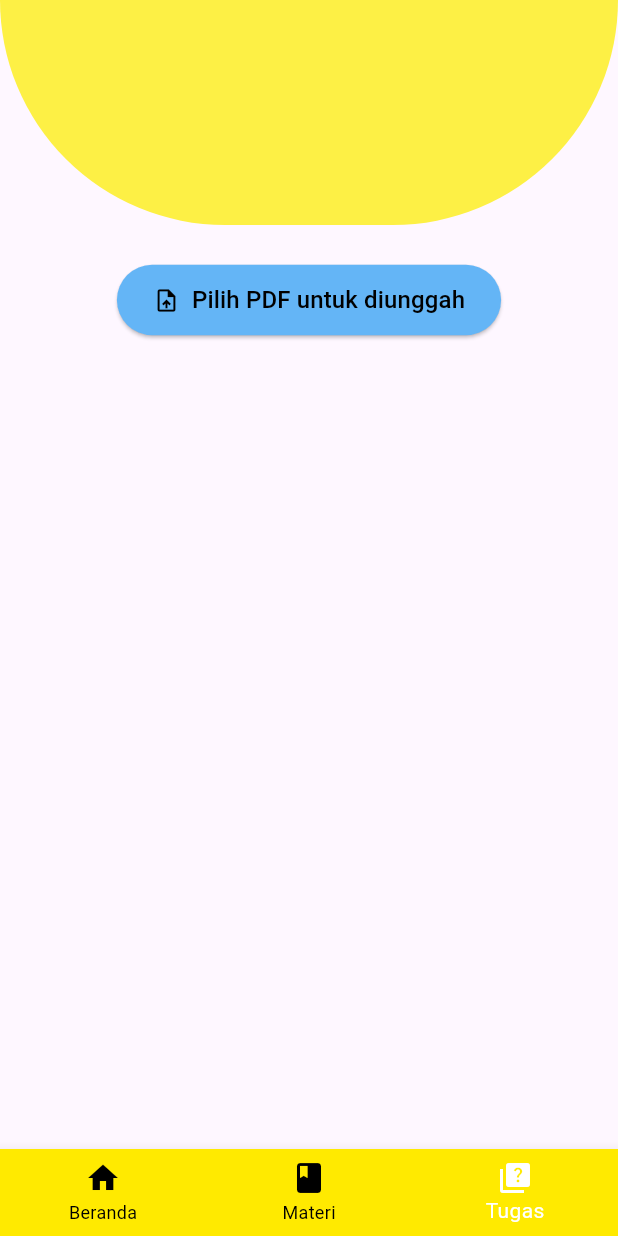
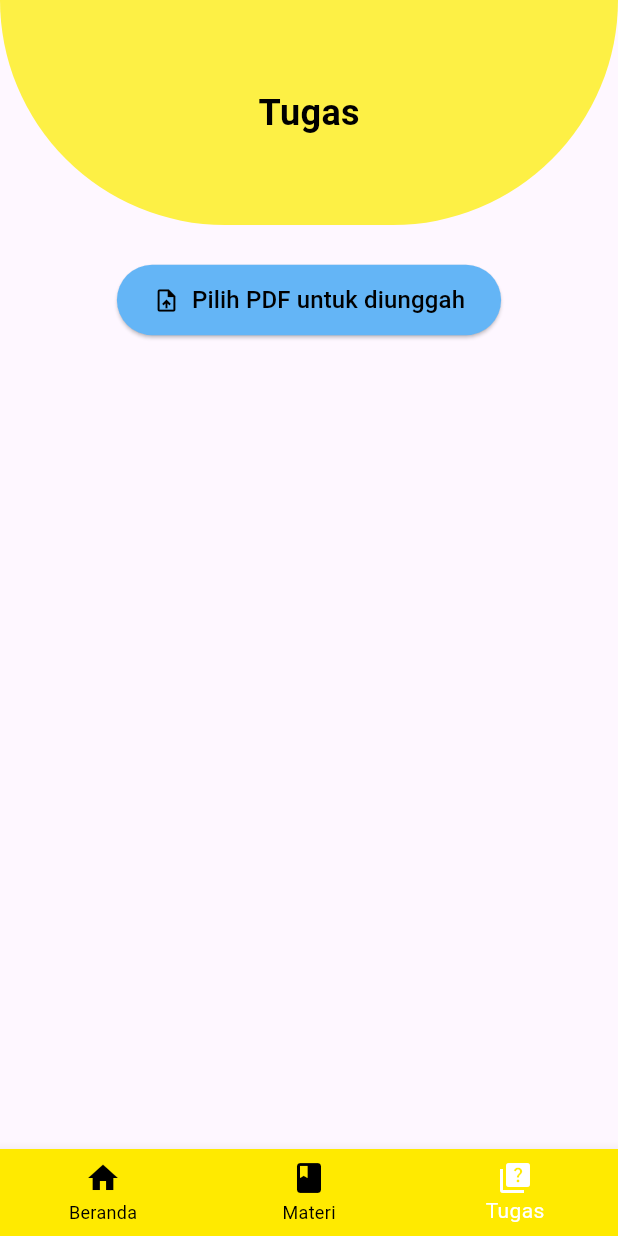
Before and after one commit to FaronF/PBL-IF-07, a Flutter app: the PdfUploadScreen screen opened directly with empty values, on a phone screen of 412 x 824 dp. Run offline on Flutter 3.47's test engine with Material 3 defaults, Android fonts, the phone set to English and light mode, and no system bars; our stand-ins replace cloud_firestore, file_picker, firebase_auth, firebase_core, firebase_storage, open_file; accounts and stored records are empty.

Commit message:
mengubah tampilan daftar tugas

```diff
--- a/lib/daftar_tugas.dart
+++ b/lib/daftar_tugas.dart
@@ -410,6 +410,16 @@ class _PdfUploadScreenState extends State<PdfUploadScreen> {
                     bottomRight: Radius.circular(150),
                   ),
                 ),
+                child: Center( // Menggunakan Center untuk memposisikan teks di tengah
+                  child: Text(
+                    'Tugas',
+                    style: TextStyle(
+                      fontSize: 24, // Ukuran font
+                      fontWeight: FontWeight.bold, // Ketebalan font
+                    color: Colors.black, // Warna teks
+                  ),
+                ),
+            ),
               ),
               const SizedBox(height: 10), // Memberi jarak setelah header
               // Konten utama
@@ -442,29 +452,59 @@ class _PdfUploadScreenState extends State<PdfUploadScreen> {
                                 selectedFileName != null
                                     ? Column(
                                         children: [
-                                          Text(
+                                          Padding(
+                                            padding: const EdgeInsets.all(16.0),
+                                            child: Card(
+                                              elevation: 5,
+                                              shape: RoundedRectangleBorder(
+                                                borderRadius: BorderRadius.circular(12),
+                                              ),
+                                              child: Padding(
+                                                padding: const EdgeInsets.all(16.0),
+                                                child: Column(
+                                                  crossAxisAlignment: CrossAxisAlignment.start,
+                                                  children: [
+                                                    Row(
+                                                      children: [
+                                                        Icon(
+                                                          Icons.picture_as_pdf, // Ikon PDF
+                                                          color: Colors.red, // Warna ikon
+                                                          size: 24, // Ukuran ikon
+                                                        ),
+                                                        const SizedBox(width: 8), // Jarak antara ikon dan teks
+                                                        Expanded(
+                                                          child: Text(
                                                             'File dipilih: $selectedFileName',
                                                             style: TextStyle(
-                                                fontSize: 16,
-                                                fontWeight: FontWeight.w500),
+                                                              fontSize: 18,
+                                                              fontWeight: FontWeight.w600,
+                                                              color: Colors.black87,
                                                             ),
-                                          const SizedBox(height: 10),
-                                          ElevatedButton.icon(
+                                                          ),
+                                                        ),
+                                                      ],
+                                                    ),
+                                                    const SizedBox(height: 12),
+                                                    Center( // Menempatkan tombol di tengah
+                                                      child: ElevatedButton.icon(
                                                         onPressed: uploadPdf,
-                                            icon: Icon(Icons.send),
+                                                        icon: Icon(Icons.send, size: 24), // Ukuran ikon pada tombol
                                                         label: Text(
                                                           'Kirim',
-                                              style: TextStyle(fontSize: 16),
+                                                          style: TextStyle(fontSize: 18), // Ukuran font pada tombol
                                                         ),
                                                         style: ElevatedButton.styleFrom(
-                                              padding: EdgeInsets.symmetric(
-                                                  horizontal: 24, vertical: 12),
-                                              backgroundColor:
-                                                  const Color.fromARGB(
-                                                      255, 255, 251, 40),
+                                                          padding: EdgeInsets.symmetric(horizontal: 32, vertical: 16), // Padding tombol
+                                                          backgroundColor: const Color.fromARGB(255, 255, 251, 40),
                                                           shape: RoundedRectangleBorder(
-                                                borderRadius:
-                                                    BorderRadius.circular(10),
+                                                            borderRadius: BorderRadius.circular(10),
+                                                          ),
+                                                          elevation: 5, // Menambahkan bayangan pada tombol
+                                                        ),
+                                                      ),
+                                                    ),
+                                                  ],
+                                                ),
                                               ),
                                             ),
                                           ),
```
Lines whose indentation alone changed are shown as unchanged.
